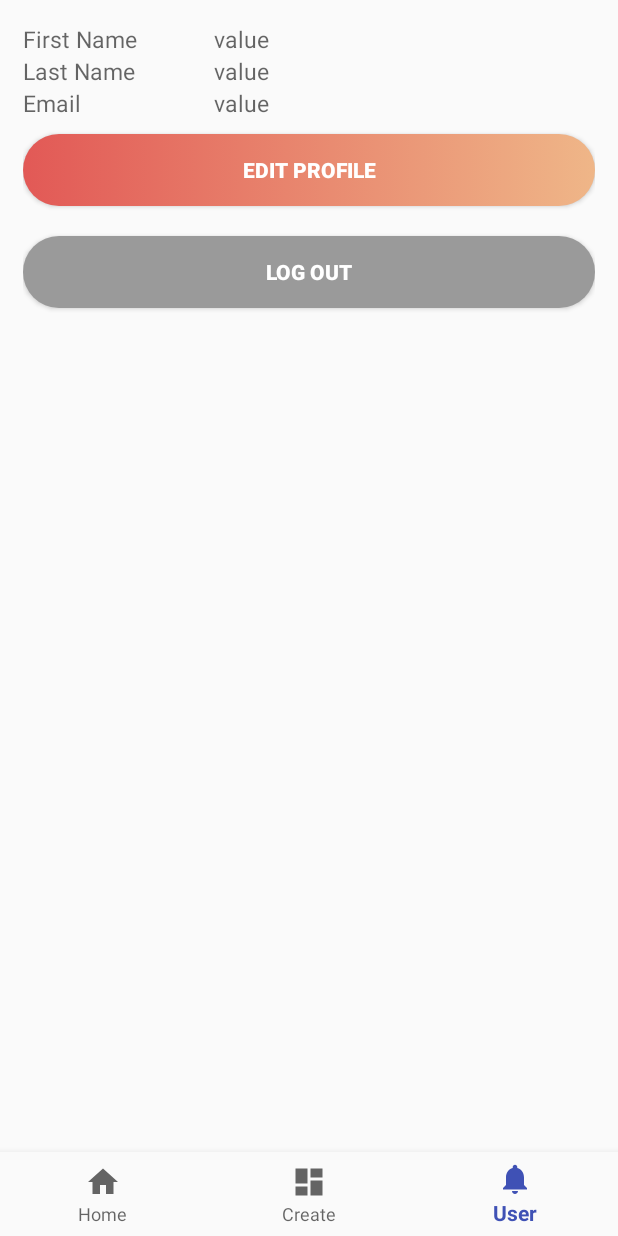
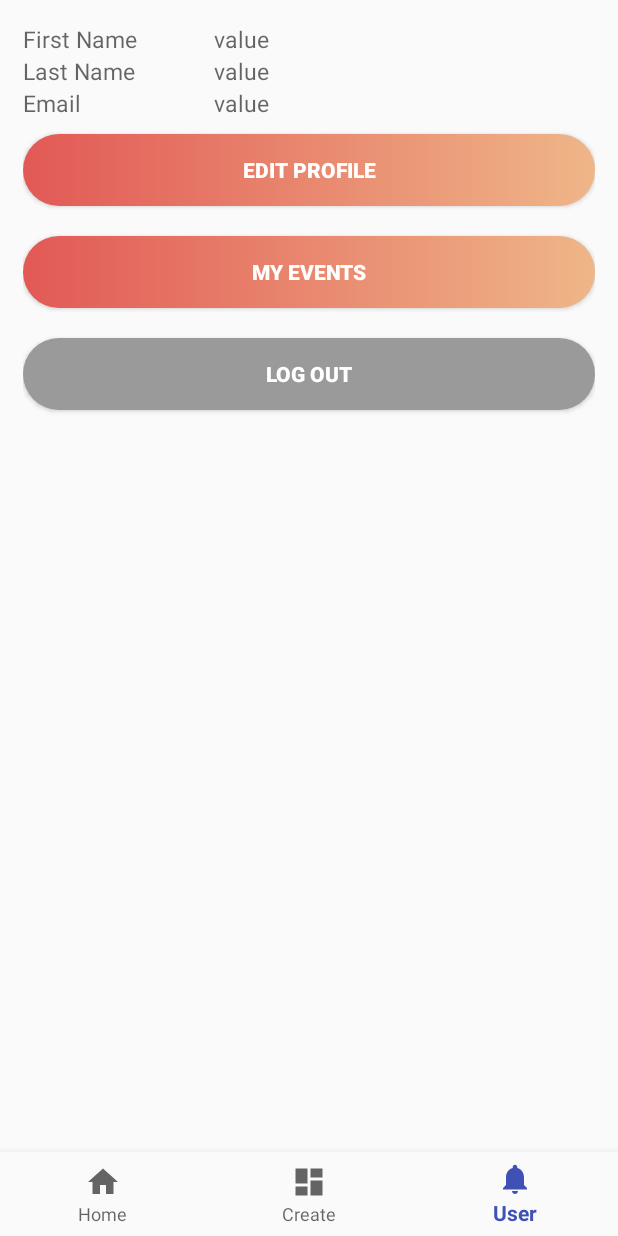
Before and after one commit to toannguyen132/douglas_mobile_android, an Android app: the screen it shows after launch once a user with an empty profile is signed in (MainActivity), item 3 of the bottom bar chosen, on a phone screen of 412 x 824 dp. Run offline under Robolectric (Android 15) with nearby library versions, the phone set to English and light mode, and no system bars; our stand-ins replace Firebase (no records; nobody signed in at launch, a user with empty details on screens opened directly), Picasso; pictures from the network do not load; 4 statements that could not run were skipped.

Commit message:
add my events

```diff
--- a/app/src/main/AndroidManifest.xml
+++ b/app/src/main/AndroidManifest.xml
@@ -24,9 +24,7 @@
                 <category android:name="android.intent.category.LAUNCHER" />
             </intent-filter>
         </activity>
-        <activity android:name=".MainActivity">
-
-        </activity>
+        <activity android:name=".MainActivity"></activity>
         <activity android:name=".SingleEventActivity">
             <meta-data
                 android:name="android.support.PARENT_ACTIVITY"
@@ -50,6 +48,7 @@
             android:name=".MapsActivity"
             android:label="@string/title_activity_maps" />
         <activity android:name=".UserProfileActivity" />
+        <activity android:name=".UserEventsListActivity"></activity>
     </application>
 
 </manifest>
--- a/app/src/main/java/com/project/groupproject/AuthActivity.java
+++ b/app/src/main/java/com/project/groupproject/AuthActivity.java
@@ -38,7 +38,7 @@ public class AuthActivity extends AppCompatActivity
         super.onCreate(savedInstanceState);
         setContentView(R.layout.activity_auth);
 
-        // If user is already login, go to main events
+        // If user is already login, go to main eventsList
         if (FirebaseAuth.getInstance().getCurrentUser() != null) {
             Intent intent = new Intent(this, MainActivity.class);
             startActivity(intent);
--- a/app/src/main/java/com/project/groupproject/SingleEventActivity.java
+++ b/app/src/main/java/com/project/groupproject/SingleEventActivity.java
@@ -34,7 +34,6 @@ public class SingleEventActivity extends AppCompatActivity implements OnMapReady
     Button btnLike;
     Event event;
     EventViewModel viewModel;
-//    MapView mapView;
     SupportMapFragment mapView;
     String currentUid;
     Toolbar toolbar;
--- a/app/src/main/java/com/project/groupproject/fragment/UserInfoFragment.java
+++ b/app/src/main/java/com/project/groupproject/fragment/UserInfoFragment.java
@@ -3,6 +3,7 @@ package com.project.groupproject.fragment;
 import android.arch.lifecycle.Observer;
 import android.arch.lifecycle.ViewModelProviders;
 import android.content.Context;
+import android.content.Intent;
 import android.os.Bundle;
 import android.support.annotation.Nullable;
 import android.support.v4.app.Fragment;
@@ -14,6 +15,7 @@ import android.widget.TextView;
 
 import com.google.firebase.auth.FirebaseAuth;
 import com.project.groupproject.R;
+import com.project.groupproject.UserEventsListActivity;
 import com.project.groupproject.models.User;
 import com.project.groupproject.viewmodals.AuthUserViewModel;
 
@@ -92,6 +94,14 @@ public class UserInfoFragment extends Fragment {
             }
         });
 
+        // my events
+        (view.findViewById(R.id.user_info_events_btn)).setOnClickListener(new View.OnClickListener() {
+            @Override
+            public void onClick(View v) {
+                goToMyEvent();
+            }
+        });
+
         // enable loading
         final ProgressBar loadingBar = getActivity().findViewById(R.id.loading_bar);
         loadingBar.setVisibility(View.VISIBLE);
@@ -100,6 +110,7 @@ public class UserInfoFragment extends Fragment {
         viewModel.getUser().observe(this, new Observer<User>() {
             @Override
             public void onChanged(@Nullable User user) {
+                mUser = user;
                 textEmail.setText(user.email);
                 textFirstName.setText(user.firstname);
                 textLastName.setText(user.lastname);
@@ -126,6 +137,15 @@ public class UserInfoFragment extends Fragment {
     public void logout() {
         FirebaseAuth.getInstance().signOut();
         getActivity().finish();
+    }
+
+    /**
+     * Open new Activity displaying my events
+     */
+    private void goToMyEvent() {
+        Intent intent = new Intent(getContext(), UserEventsListActivity.class);
+        intent.putExtra("uid", mUser.getId());
+        startActivity(intent);
     }
 
     // TODO: Rename method, update argument and hook method into UI event
--- a/app/src/main/res/layout/fragment_user_info.xml
+++ b/app/src/main/res/layout/fragment_user_info.xml
@@ -79,6 +79,15 @@
             android:text="Edit Profile" />
 
         <Button
+            android:id="@+id/user_info_events_btn"
+            style="@style/ButtonPrimary"
+            android:layout_width="match_parent"
+            android:layout_height="wrap_content"
+            android:layout_marginTop="10dp"
+            android:background="@drawable/button"
+            android:text="My Events" />
+
+        <Button
             android:id="@+id/user_info_logout"
             style="@style/ButtonPrimary"
             android:layout_width="match_parent"
```
Also changed, not shown: app/src/main/java/com/project/groupproject/UserEventsListActivity.java (added, +63 -0 lines), app/src/main/java/com/project/groupproject/viewmodals/EventsListViewModel.java (+17 -0 lines), app/src/main/res/layout/activity_user_events_list.xml (added, +14 -0 lines), 1 other file.
